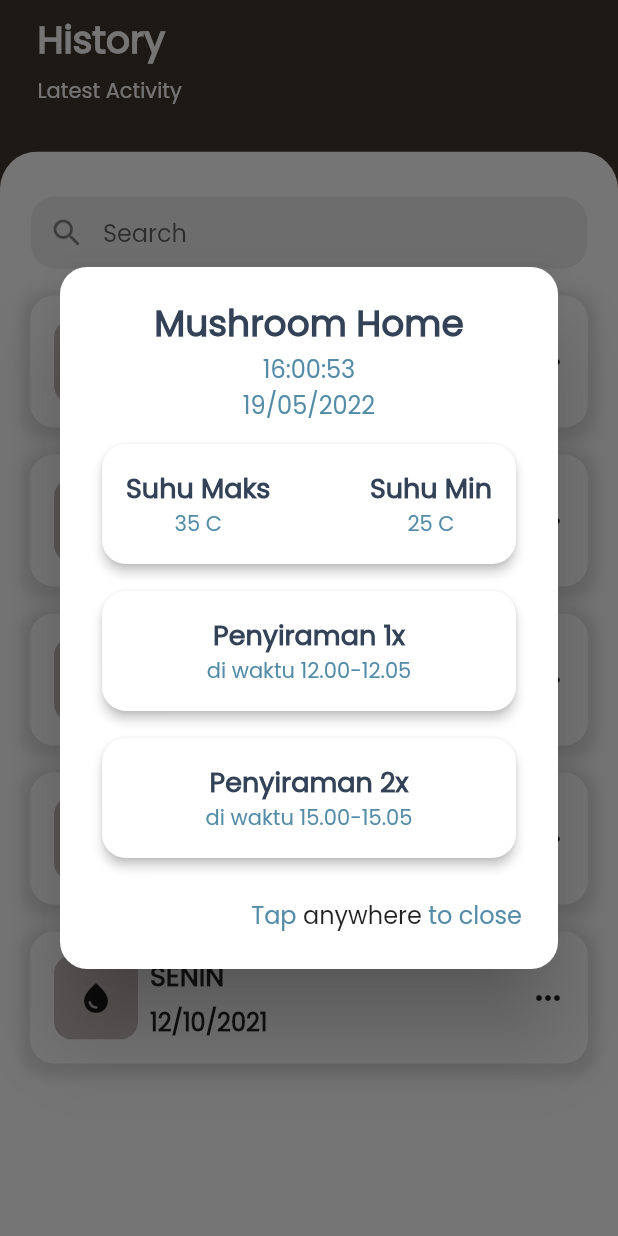
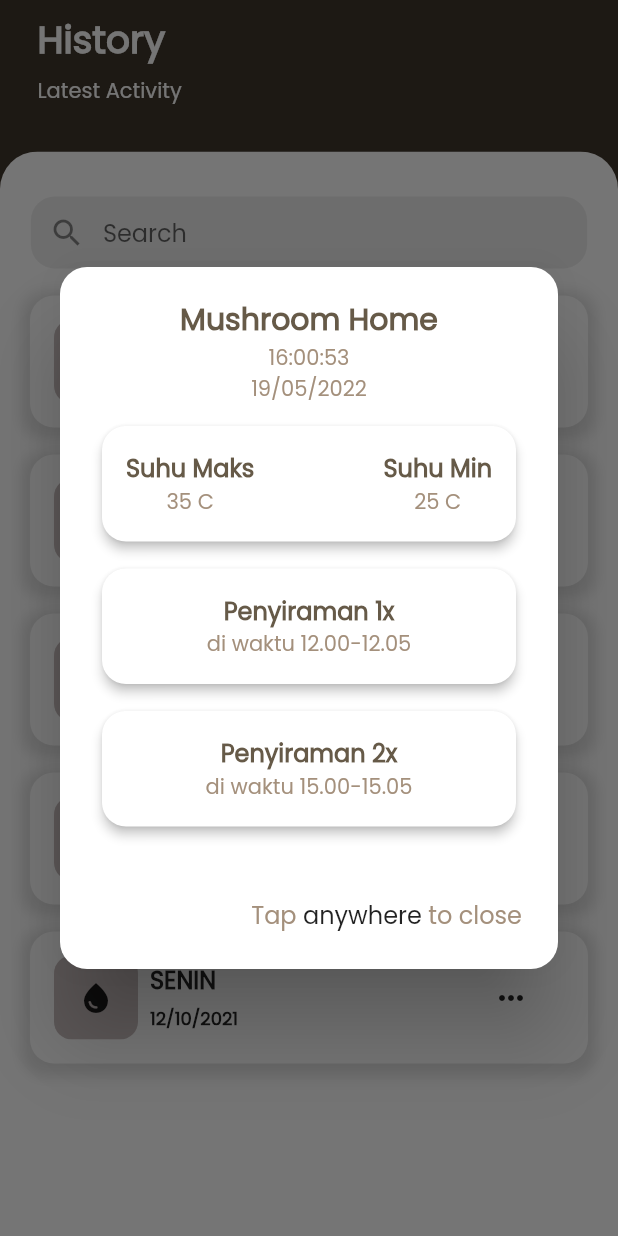
Before and after one commit to gloeserin/smart-lumbung-jamur, a Flutter app: the HistoryPage screen opened directly, after a tap on the "keyboard control" icon, on a phone screen of 412 x 824 dp. Run offline on Flutter 3.47's test engine with Material 2 defaults, Android fonts, the phone set to English and light mode, and no system bars; our stand-ins replace curved_navigation_bar, font_awesome_flutter, google_fonts, hexcolor, iconsax and 1 more; missing offline and left inert: dart:ffi, page_animation_transition.

Commit message:
history update

```diff
--- a/lib/page/history_page.dart
+++ b/lib/page/history_page.dart
@@ -34,23 +34,24 @@ class _HistoryPageState extends State<HistoryPage> {
                                   'Mushroom Home',
                                   style: TextStyle(
                                       fontWeight: FontWeight.bold,
-                                      fontSize: 24,
+                                      fontSize: 20,
                                       fontFamily: 'Poppins',
-                                      color: Color(0xFF334257)),
+                                      color: Color(0xFF665A48),
+                                    ),
                                 ),
                                 Text(
                                   '16:00:53',
                                   style: TextStyle(
-                                      fontSize: 16,
+                                      fontSize: 14,
                                       fontFamily: 'Poppins',
-                                      color: Color(0xFF548CA8)),
+                                      color: Color(0xFFA4907C)),
                                 ),
                                 Text(
                                   '19/05/2022',
                                   style: TextStyle(
-                                      fontSize: 16,
+                                      fontSize: 14,
                                       fontFamily: 'Poppins',
-                                      color: Color(0xFF548CA8)),
+                                      color: Color(0xFFA4907C)),
                                 ),
                               ]),
                             ),
@@ -72,9 +73,9 @@ class _HistoryPageState extends State<HistoryPage> {
                                           'Suhu Maks',
                                           style: TextStyle(
                                             fontWeight: FontWeight.bold,
-                                            fontSize: 18,
+                                            fontSize: 16,
                                             fontFamily: 'Poppins',
-                                            color: Color(0xFF334257),
+                                           color: Color(0xFF665A48),
                                           ),
                                         ),
                                         Text(
@@ -82,7 +83,7 @@ class _HistoryPageState extends State<HistoryPage> {
                                           style: TextStyle(
                                             fontSize: 14,
                                             fontFamily: 'Poppins',
-                                            color: Color(0xFF548CA8),
+                                            color: Color(0xFFA4907C),
                                           ),
                                         ),
                                       ],
@@ -93,9 +94,9 @@ class _HistoryPageState extends State<HistoryPage> {
                                           'Suhu Min',
                                           style: TextStyle(
                                             fontWeight: FontWeight.bold,
-                                            fontSize: 18,
+                                            fontSize: 16,
                                             fontFamily: 'Poppins',
-                                            color: Color(0xFF334257),
+                                            color: Color(0xFF665A48),
                                           ),
                                         ),
                                         Text(
@@ -103,7 +104,7 @@ class _HistoryPageState extends State<HistoryPage> {
                                           style: TextStyle(
                                             fontSize: 14,
                                             fontFamily: 'Poppins',
-                                            color: Color(0xFF548CA8),
+                                            color: Color(0xFFA4907C),
                                           ),
                                         ),
                                       ],
@@ -128,9 +129,9 @@ class _HistoryPageState extends State<HistoryPage> {
                                           'Penyiraman 1x',
                                           style: TextStyle(
                                             fontWeight: FontWeight.bold,
-                                            fontSize: 18,
+                                            fontSize: 16,
                                             fontFamily: 'Poppins',
-                                            color: Color(0xFF334257),
+                                           color: Color(0xFF665A48),
                                           ),
                                         ),
                                         Text(
@@ -138,7 +139,7 @@ class _HistoryPageState extends State<HistoryPage> {
                                           style: TextStyle(
                                             fontSize: 14,
                                             fontFamily: 'Poppins',
-                                            color: Color(0xFF548CA8),
+                                            color: Color(0xFFA4907C),
                                           ),
                                         ),
                                       ],
@@ -161,9 +162,9 @@ class _HistoryPageState extends State<HistoryPage> {
                                         'Penyiraman 2x',
                                         style: TextStyle(
                                           fontWeight: FontWeight.bold,
-                                          fontSize: 18,
+                                          fontSize: 16,
                                           fontFamily: 'Poppins',
-                                          color: Color(0xFF334257),
+                                          color: Color(0xFF665A48),
                                         ),
                                       ),
                                       Text(
@@ -171,7 +172,7 @@ class _HistoryPageState extends State<HistoryPage> {
                                         style: TextStyle(
                                           fontSize: 14,
                                           fontFamily: 'Poppins',
-                                          color: Color(0xFF548CA8),
+                                          color: Color(0xFFA4907C),
                                         ),
                                       ),
                                     ],
@@ -187,7 +188,7 @@ class _HistoryPageState extends State<HistoryPage> {
                             Text(
                               'Tap ',
                               style: TextStyle(
-                                  fontSize: 16, color: Color(0xFF548CA8)),
+                                  fontSize: 16, color: Color(0xFFA4907C)),
                             ),
                             Text(
                               'anywhere ',
@@ -196,7 +197,7 @@ class _HistoryPageState extends State<HistoryPage> {
                             Text(
                               'to close',
                               style: TextStyle(
-                                  fontSize: 16, color: Color(0xFF548CA8)),
+                                  fontSize: 16, color: Color(0xFFA4907C)),
                             )
                           ],
                         )
@@ -334,7 +335,7 @@ class _HistoryPageState extends State<HistoryPage> {
                                         'SENIN',
                                         style: TextStyle(
                                           fontWeight: FontWeight.bold,
-                                          fontSize: 18,
+                                          fontSize: 16,
                                         ),
                                       ),
                                       SizedBox(
@@ -344,13 +345,13 @@ class _HistoryPageState extends State<HistoryPage> {
                                         '12/10/2021',
                                         style: TextStyle(
                                           fontWeight: FontWeight.bold,
-                                          fontSize: 16,
+                                          fontSize: 12,
                                         ),
                                       ),
                                     ],
                                   ),
                                   SizedBox(
-                                    width: 175,
+                                    width: 170,
                                   ),
                                   GestureDetector(
                                     onTap: () {
@@ -404,7 +405,7 @@ class _HistoryPageState extends State<HistoryPage> {
                                         'SENIN',
                                         style: TextStyle(
                                           fontWeight: FontWeight.bold,
-                                          fontSize: 18,
+                                          fontSize: 16,
                                         ),
                                       ),
                                       SizedBox(
@@ -414,13 +415,13 @@ class _HistoryPageState extends State<HistoryPage> {
                                         '12/10/2021',
                                         style: TextStyle(
                                           fontWeight: FontWeight.bold,
-                                          fontSize: 16,
+                                          fontSize: 12,
                                         ),
                                       ),
                                     ],
                                   ),
                                   SizedBox(
-                                    width: 175,
+                                    width: 170,
                                   ),
                                   GestureDetector(
                                     onTap: () {
@@ -474,7 +475,7 @@ class _HistoryPageState extends State<HistoryPage> {
                                         'SENIN',
                                         style: TextStyle(
                                           fontWeight: FontWeight.bold,
-                                          fontSize: 18,
+                                          fontSize: 16,
                                         ),
                                       ),
                                       SizedBox(
@@ -484,13 +485,13 @@ class _HistoryPageState extends State<HistoryPage> {
                                         '12/10/2021',
                                         style: TextStyle(
                                           fontWeight: FontWeight.bold,
-                                          fontSize: 16,
+                                          fontSize: 12,
                                         ),
                                       ),
                                     ],
                                   ),
                                   SizedBox(
-                                    width: 175,
+                                    width: 170,
                                   ),
                                   GestureDetector(
                                     onTap: () {
@@ -544,7 +545,7 @@ class _HistoryPageState extends State<HistoryPage> {
                                         'SENIN',
                                         style: TextStyle(
                                           fontWeight: FontWeight.bold,
-                                          fontSize: 18,
+                                          fontSize: 16,
                                         ),
                                       ),
                                       SizedBox(
@@ -554,13 +555,13 @@ class _HistoryPageState extends State<HistoryPage> {
                                         '12/10/2021',
                                         style: TextStyle(
                                           fontWeight: FontWeight.bold,
-                                          fontSize: 16,
+                                          fontSize: 12,
                                         ),
                                       ),
                                     ],
                                   ),
                                   SizedBox(
-                                    width: 175,
+                                    width: 170,
                                   ),
                                   GestureDetector(
                                     onTap: () {
@@ -614,7 +615,7 @@ class _HistoryPageState extends State<HistoryPage> {
                                         'SENIN',
                                         style: TextStyle(
                                           fontWeight: FontWeight.bold,
-                                          fontSize: 18,
+                                          fontSize: 16,
                                         ),
                                       ),
                                       SizedBox(
@@ -624,13 +625,13 @@ class _HistoryPageState extends State<HistoryPage> {
                                         '12/10/2021',
                                         style: TextStyle(
                                           fontWeight: FontWeight.bold,
-                                          fontSize: 16,
+                                          fontSize: 12,
                                         ),
                                       ),
                                     ],
                                   ),
                                   SizedBox(
-                                    width: 175,
+                                    width: 170,
                                   ),
                                   GestureDetector(
                                     onTap: () {
@@ -743,7 +744,7 @@ class _HistoryPageState extends State<HistoryPage> {
       //                                       text: ' info',
       //                                       style: TextStyle(
       //                                           fontSize: 14.0,
-      //                                           color: Color(0xFF548CA8),
+      //                                           color: Color(0xFFA4907C),
       //                                           fontFamily: 'Poppins'),
       //                                       recognizer: TapGestureRecognizer()
       //                                         ..onTap = () {
@@ -832,7 +833,7 @@ class _HistoryPageState extends State<HistoryPage> {
       //                               text: ' info',
       //                               style: TextStyle(
       //                                   fontSize: 14.0,
-      //                                   color: Color(0xFF548CA8),
+      //                                   color: Color(0xFFA4907C),
       //                                   fontFamily: 'Poppins'),
       //                               recognizer: TapGestureRecognizer()
       //                                 ..onTap = () {
@@ -923,7 +924,7 @@ class _HistoryPageState extends State<HistoryPage> {
       //                               text: ' info',
       //                               style: TextStyle(
       //                                   fontSize: 14.0,
-      //                                   color: Color(0xFF548CA8),
+      //                                   color: Color(0xFFA4907C),
       //                                   fontFamily: 'Poppins'),
       //                               recognizer: TapGestureRecognizer()
       //                                 ..onTap = () {
```
Also changed, not shown: pubspec.lock, 1 other file.
